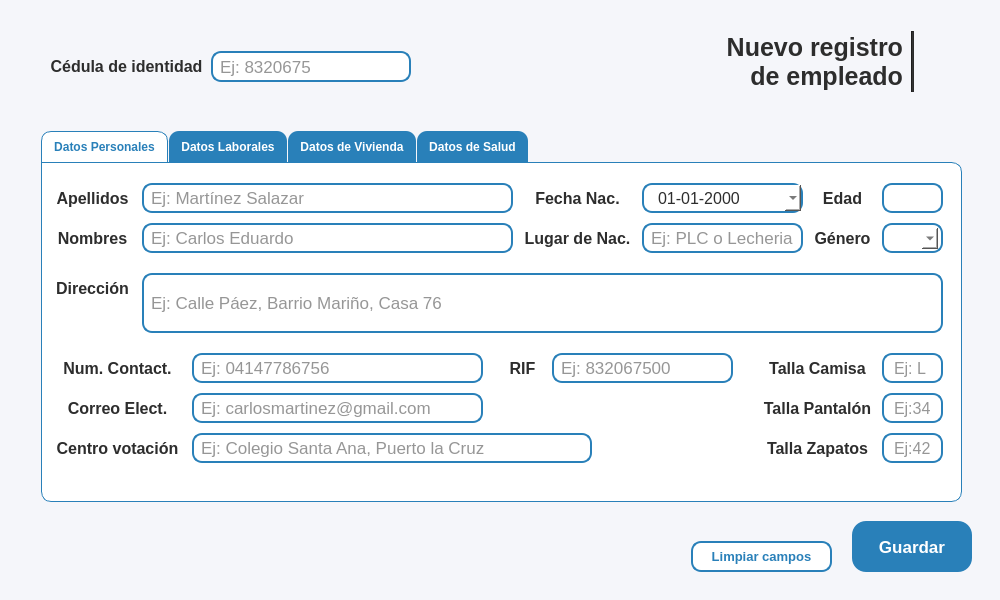
Proyecto-Uptjaa/Proyecto_SIRA, file resources/ui/registro_emple.ui: the form before one commit.
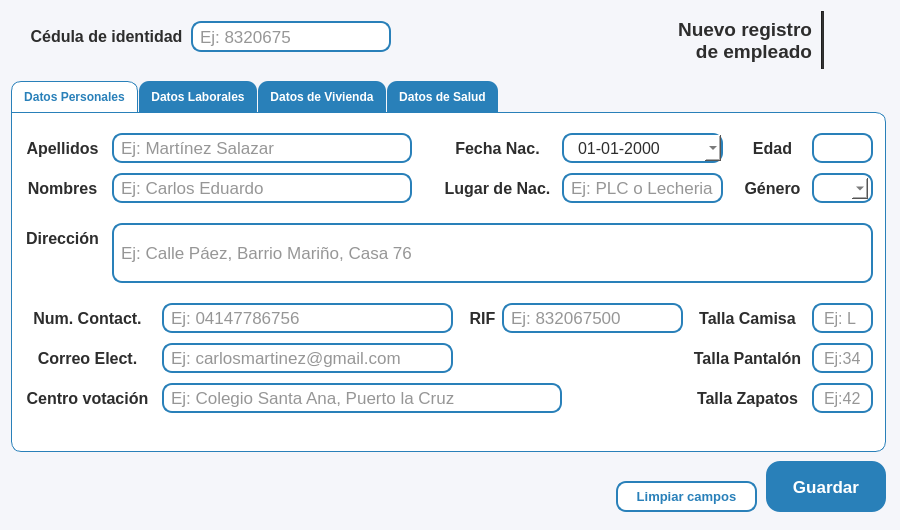
The form after the commit. The open tabs and pages were chosen to show the change. Icons and pictures are not drawn.

Patch:
```diff
--- a/resources/ui/registro_emple.ui
+++ b/resources/ui/registro_emple.ui
@@ -6,20 +6,20 @@
    <rect>
     <x>0</x>
     <y>0</y>
-    <width>1000</width>
-    <height>600</height>
+    <width>900</width>
+    <height>530</height>
    </rect>
   </property>
   <property name="minimumSize">
    <size>
-    <width>1000</width>
-    <height>600</height>
+    <width>900</width>
+    <height>530</height>
    </size>
   </property>
   <property name="maximumSize">
    <size>
-    <width>1000</width>
-    <height>600</height>
+    <width>900</width>
+    <height>530</height>
    </size>
   </property>
   <property name="windowTitle">
@@ -57,8 +57,8 @@
      <widget class="QLineEdit" name="lneCedula_reg_emple">
       <property name="geometry">
        <rect>
-        <x>200</x>
-        <y>40</y>
+        <x>180</x>
+        <y>10</y>
         <width>200</width>
         <height>31</height>
        </rect>
@@ -106,8 +106,8 @@
      <widget class="QLabel" name="lblCedula_registro_estudiante">
       <property name="geometry">
        <rect>
-        <x>30</x>
-        <y>40</y>
+        <x>10</x>
+        <y>10</y>
         <width>171</width>
         <height>31</height>
        </rect>
@@ -150,16 +150,28 @@
      <widget class="QLabel" name="lblTitulo_reg_emple">
       <property name="geometry">
        <rect>
-        <x>701</x>
-        <y>10</y>
-        <width>191</width>
-        <height>81</height>
+        <x>640</x>
+        <y>0</y>
+        <width>161</width>
+        <height>58</height>
        </rect>
       </property>
+      <property name="minimumSize">
+       <size>
+        <width>0</width>
+        <height>58</height>
+       </size>
+      </property>
+      <property name="maximumSize">
+       <size>
+        <width>16777215</width>
+        <height>58</height>
+       </size>
+      </property>
       <property name="font">
        <font>
         <family>Segoe UI</family>
-        <pointsize>19</pointsize>
+        <pointsize>14</pointsize>
         <bold>true</bold>
        </font>
       </property>
@@ -192,22 +204,22 @@
      <widget class="Line" name="line_2">
       <property name="geometry">
        <rect>
-        <x>900</x>
-        <y>20</y>
+        <x>810</x>
+        <y>0</y>
         <width>3</width>
-        <height>61</height>
+        <height>58</height>
        </rect>
       </property>
       <property name="minimumSize">
        <size>
         <width>3</width>
-        <height>61</height>
+        <height>58</height>
        </size>
       </property>
       <property name="maximumSize">
        <size>
         <width>3</width>
-        <height>61</height>
+        <height>58</height>
        </size>
       </property>
       <property name="styleSheet">
@@ -220,22 +232,22 @@
      <widget class="QLabel" name="lblLogo_reg_emple">
       <property name="geometry">
        <rect>
-        <x>910</x>
-        <y>20</y>
-        <width>51</width>
-        <height>61</height>
+        <x>820</x>
+        <y>0</y>
+        <width>50</width>
+        <height>58</height>
        </rect>
       </property>
       <property name="minimumSize">
        <size>
         <width>50</width>
-        <height>50</height>
+        <height>58</height>
        </size>
       </property>
       <property name="maximumSize">
        <size>
-        <width>130</width>
-        <height>70</height>
+        <width>50</width>
+        <height>58</height>
        </size>
       </property>
       <property name="styleSheet">
@@ -254,8 +266,8 @@
      <widget class="QPushButton" name="btnGuardar_reg_emple">
       <property name="geometry">
        <rect>
-        <x>841</x>
-        <y>510</y>
+        <x>755</x>
+        <y>450</y>
         <width>120</width>
         <height>51</height>
        </rect>
@@ -311,8 +323,8 @@
      <widget class="QPushButton" name="btnLimpiar_reg_emple">
       <property name="geometry">
        <rect>
-        <x>680</x>
-        <y>530</y>
+        <x>605</x>
+        <y>470</y>
         <width>141</width>
         <height>31</height>
        </rect>
@@ -372,9 +384,9 @@
      <widget class="QTabWidget" name="stackRegistro_emple">
       <property name="geometry">
        <rect>
-        <x>30</x>
-        <y>120</y>
-        <width>921</width>
+        <x>0</x>
+        <y>70</y>
+        <width>875</width>
         <height>371</height>
        </rect>
       </property>
@@ -482,19 +494,19 @@
          <rect>
           <x>100</x>
           <y>20</y>
-          <width>371</width>
+          <width>300</width>
           <height>30</height>
          </rect>
         </property>
         <property name="minimumSize">
          <size>
-          <width>350</width>
+          <width>300</width>
           <height>30</height>
          </size>
         </property>
         <property name="maximumSize">
          <size>
-          <width>400</width>
+          <width>300</width>
           <height>30</height>
          </size>
         </property>
@@ -525,19 +537,19 @@
          <rect>
           <x>100</x>
           <y>60</y>
-          <width>371</width>
+          <width>300</width>
           <height>30</height>
          </rect>
         </property>
         <property name="minimumSize">
          <size>
-          <width>350</width>
+          <width>300</width>
           <height>30</height>
          </size>
         </property>
         <property name="maximumSize">
          <size>
-          <width>400</width>
+          <width>300</width>
           <height>30</height>
          </size>
         </property>
@@ -601,7 +613,7 @@
        <widget class="QLabel" name="lblStudent_fechaNac">
         <property name="geometry">
          <rect>
-          <x>480</x>
+          <x>430</x>
           <y>20</y>
           <width>111</width>
           <height>30</height>
@@ -639,7 +651,7 @@
        <widget class="QLineEdit" name="lneEdad_reg_emple">
         <property name="geometry">
          <rect>
-          <x>840</x>
+          <x>800</x>
           <y>20</y>
           <width>61</width>
           <height>30</height>
@@ -682,7 +694,7 @@
        <widget class="QLabel" name="lblStudent_edad">
         <property name="geometry">
          <rect>
-          <x>770</x>
+          <x>730</x>
           <y>20</y>
           <width>61</width>
           <height>30</height>
@@ -720,7 +732,7 @@
        <widget class="QLabel" name="lblStudent_genero">
         <property name="geometry">
          <rect>
-          <x>770</x>
+          <x>730</x>
           <y>60</y>
           <width>61</width>
           <height>30</height>
@@ -760,7 +772,7 @@
          <rect>
           <x>100</x>
           <y>110</y>
-          <width>801</width>
+          <width>761</width>
           <height>60</height>
          </rect>
         </property>
@@ -995,7 +1007,7 @@
        <widget class="QDateEdit" name="lneFechaNac_reg_emple">
         <property name="geometry">
          <rect>
-          <x>600</x>
+          <x>550</x>
           <y>20</y>
           <width>161</width>
           <height>30</height>
@@ -1135,7 +1147,7 @@
        <widget class="QLabel" name="lblStudent_fechaNac_repre_5">
         <property name="geometry">
          <rect>
-          <x>460</x>
+          <x>450</x>
           <y>190</y>
           <width>41</width>
           <height>30</height>
@@ -1173,7 +1185,7 @@
        <widget class="QLineEdit" name="lneRIF_reg_emple">
         <property name="geometry">
          <rect>
-          <x>510</x>
+          <x>490</x>
           <y>190</y>
           <width>181</width>
           <height>30</height>
@@ -1294,7 +1306,7 @@
        <widget class="QFrame" name="frseccion_3">
         <property name="geometry">
          <rect>
-          <x>840</x>
+          <x>800</x>
           <y>60</y>
           <width>61</width>
           <height>30</height>
@@ -1433,7 +1445,7 @@
        <widget class="QLineEdit" name="lneLugarNac_reg_emple">
         <property name="geometry">
          <rect>
-          <x>600</x>
+          <x>550</x>
           <y>60</y>
           <width>161</width>
           <height>30</height>
@@ -1476,7 +1488,7 @@
        <widget class="QLabel" name="lblLugar_nac">
         <property name="geometry">
          <rect>
-          <x>480</x>
+          <x>430</x>
           <y>60</y>
           <width>111</width>
           <height>30</height>
@@ -1514,7 +1526,7 @@
        <widget class="QLineEdit" name="lneTallaC_reg_emple">
         <property name="geometry">
          <rect>
-          <x>840</x>
+          <x>800</x>
           <y>190</y>
           <width>61</width>
           <height>30</height>
@@ -1565,7 +1577,7 @@
        <widget class="QLabel" name="label_42">
         <property name="geometry">
          <rect>
-          <x>720</x>
+          <x>680</x>
           <y>190</y>
           <width>111</width>
           <height>30</height>
@@ -1603,7 +1615,7 @@
        <widget class="QLineEdit" name="lneTallaP_reg_emple">
         <property name="geometry">
          <rect>
-          <x>840</x>
+          <x>800</x>
           <y>230</y>
           <width>61</width>
           <height>30</height>
@@ -1654,7 +1666,7 @@
        <widget class="QLabel" name="label_44">
         <property name="geometry">
          <rect>
-          <x>720</x>
+          <x>680</x>
           <y>230</y>
           <width>111</width>
           <height>30</height>
@@ -1692,7 +1704,7 @@
        <widget class="QLineEdit" name="lneTallaZ_reg_emple">
         <property name="geometry">
          <rect>
-          <x>840</x>
+          <x>800</x>
           <y>270</y>
           <width>61</width>
           <height>30</height>
@@ -1743,7 +1755,7 @@
        <widget class="QLabel" name="label_49">
         <property name="geometry">
          <rect>
-          <x>720</x>
+          <x>680</x>
           <y>270</y>
           <width>111</width>
           <height>30</height>
```
Left out of the diff: 24 changed lines with no effect on the pictures.
